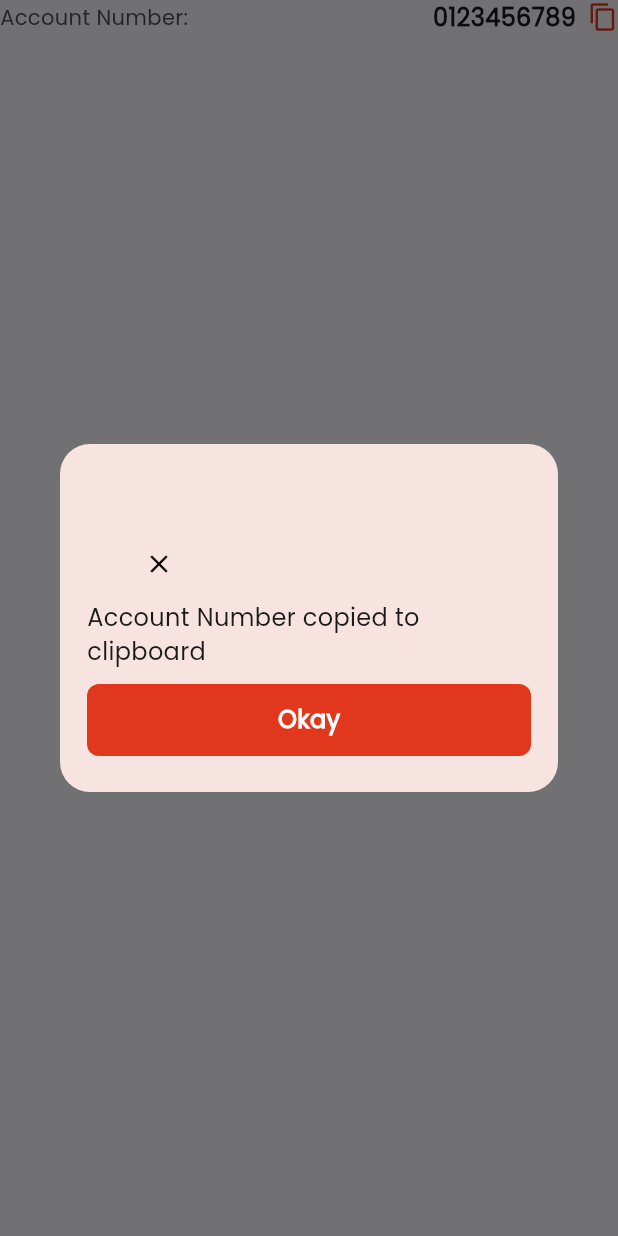
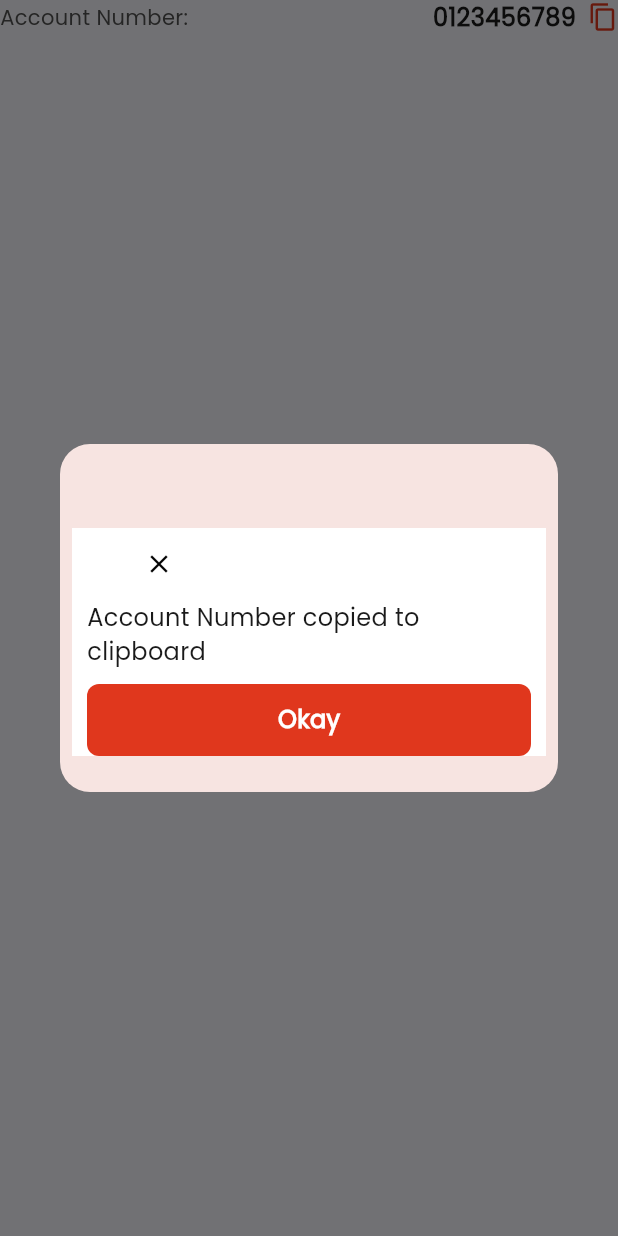
Before and after one commit to seyipaye/fastlink_bills, a Flutter app: the TransferDetailsWidget widget shown alone on an empty page, opened directly, after a tap on the "content copy" icon, on a phone screen of 412 x 824 dp. Run offline on Flutter 3.47's test engine with Material 3 defaults, Android fonts, the light colour scheme and no system bars; our stand-ins replace currency_text_input_formatter, dotted_line, flutter_spinkit, flutter_svg, gap, get and 7 more; missing offline and left inert: clipboard, pwa_install; accounts and stored records are empty.

Commit message:
last chnage

```diff
--- a/lib/presentation/modules/wallet/transfer_payment/transfer_by_wallet/transfer_screen.dart
+++ b/lib/presentation/modules/wallet/transfer_payment/transfer_by_wallet/transfer_screen.dart
@@ -170,6 +170,7 @@ class TransferDetailsWidget extends StatelessWidget {
     barrierDismissible: false,
     title: '',
     content: Container(
+      color: FBColors.whiteColor,
       decoration: BoxDecoration(
         borderRadius: BorderRadius.circular(16),
       ),
```
